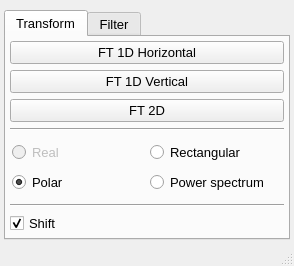
Old version of the form UIs/nSpectralAnalysis.ui in the repository NeutrinoToolkit/Neutrino.
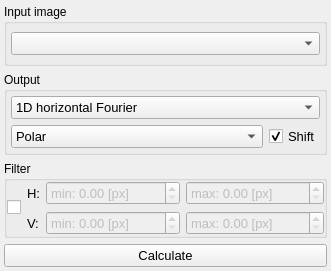
New version of the form.

Commit message: restyled spectral analysis ui

What changed in the file:
```diff
--- a/UIs/nSpectralAnalysis.ui
+++ b/UIs/nSpectralAnalysis.ui
@@ -6,8 +6,8 @@
    <rect>
     <x>0</x>
     <y>0</y>
-    <width>280</width>
-    <height>266</height>
+    <width>311</width>
+    <height>271</height>
    </rect>
   </property>
   <property name="windowTitle">
@@ -23,157 +23,130 @@
    <bool>true</bool>
   </property>
   <widget class="QWidget" name="centralwidget">
-   <layout class="QHBoxLayout" name="horizontalLayout_3">
-    <property name="leftMargin">
-     <number>4</number>
-    </property>
-    <property name="topMargin">
-     <number>10</number>
-    </property>
-    <property name="rightMargin">
-     <number>4</number>
-    </property>
-    <property name="bottomMargin">
-     <number>4</number>
-    </property>
-    <item>
-     <widget class="QTabWidget" name="tabWidget">
-      <property name="font">
-       <font>
-        <pointsize>10</pointsize>
-       </font>
-      </property>
-      <property name="currentIndex">
-       <number>0</number>
-      </property>
-      <widget class="QWidget" name="tab">
-       <attribute name="title">
-        <string>Transform</string>
-       </attribute>
        <layout class="QGridLayout" name="gridLayout_3">
         <property name="margin">
          <number>4</number>
         </property>
-        <item row="2" column="0">
-         <widget class="QPushButton" name="ft2d_button">
-          <property name="font">
-           <font>
-            <pointsize>10</pointsize>
-           </font>
-          </property>
-          <property name="text">
-           <string>FT 2D</string>
-          </property>
-         </widget>
-        </item>
+    <property name="topMargin">
+     <number>4</number>
+    </property>
+    <property name="rightMargin">
+     <number>4</number>
+    </property>
+    <property name="bottomMargin">
+     <number>4</number>
+    </property>
         <item row="0" column="0">
-         <widget class="QPushButton" name="ft1dh_button">
-          <property name="font">
-           <font>
-            <pointsize>10</pointsize>
-           </font>
-          </property>
-          <property name="text">
-           <string>FT 1D Horizontal</string>
-          </property>
-         </widget>
-        </item>
-        <item row="4" column="0">
-         <widget class="QWidget" name="radios_w" native="true">
-          <property name="font">
-           <font>
-            <pointsize>10</pointsize>
-           </font>
+     <widget class="QGroupBox" name="groupBox_4">
+      <property name="title">
+       <string>Input image</string>
           </property>
           <layout class="QGridLayout" name="gridLayout">
-           <property name="margin">
-            <number>2</number>
-           </property>
-           <item row="1" column="0">
-            <widget class="QRadioButton" name="ftoutput_real">
-             <property name="enabled">
-              <bool>false</bool>
-             </property>
-             <property name="font">
-              <font>
-               <pointsize>10</pointsize>
-              </font>
-             </property>
-             <property name="text">
-              <string>Real</string>
-             </property>
-            </widget>
-           </item>
-           <item row="1" column="1">
-            <widget class="QRadioButton" name="ftoutput_rectangular">
+       <property name="leftMargin">
+        <number>4</number>
+       </property>
+       <property name="topMargin">
+        <number>4</number>
+       </property>
+       <property name="rightMargin">
+        <number>4</number>
+       </property>
+       <property name="bottomMargin">
+        <number>4</number>
+       </property>
+       <item row="0" column="0">
+        <widget class="QComboBox" name="image">
              <property name="font">
               <font>
                <pointsize>10</pointsize>
               </font>
              </property>
-             <property name="text">
-              <string>Rectangular</string>
+         <property name="neutrinoImage" stdset="0">
+          <bool>true</bool>
              </property>
             </widget>
            </item>
-           <item row="2" column="0">
-            <widget class="QRadioButton" name="ftoutput_polar">
+      </layout>
+     </widget>
+    </item>
+    <item row="1" column="0">
+     <widget class="QGroupBox" name="groupBox_3">
+      <property name="title">
+       <string>Output</string>
+      </property>
+      <layout class="QGridLayout" name="gridLayout_4" columnstretch="1,0">
+       <property name="leftMargin">
+        <number>4</number>
+       </property>
+       <property name="topMargin">
+        <number>4</number>
+       </property>
+       <property name="rightMargin">
+        <number>4</number>
+       </property>
+       <property name="bottomMargin">
+        <number>4</number>
+       </property>
+       <item row="1" column="0">
+        <widget class="QComboBox" name="output_format">
              <property name="font">
               <font>
                <pointsize>10</pointsize>
               </font>
              </property>
+         <property name="neutrinoSave" stdset="0">
+          <bool>true</bool>
+         </property>
+         <item>
              <property name="text">
               <string>Polar</string>
              </property>
-             <property name="checked">
-              <bool>true</bool>
-             </property>
-            </widget>
-           </item>
-           <item row="2" column="1">
-            <widget class="QRadioButton" name="ftoutput_power">
-             <property name="enabled">
-              <bool>true</bool>
-             </property>
-             <property name="font">
-              <font>
-               <pointsize>10</pointsize>
-              </font>
-             </property>
+         </item>
+         <item>
+          <property name="text">
+           <string>Rectagular</string>
+          </property>
+         </item>
+         <item>
              <property name="text">
               <string>Power spectrum</string>
              </property>
-            </widget>
-           </item>
-          </layout>
-         </widget>
-        </item>
-        <item row="3" column="0">
-         <widget class="Line" name="line">
+         </item>
+         <item>
+          <property name="text">
+           <string>Log10 power spectrum</string>
+          </property>
+         </item>
+        </widget>
+       </item>
+       <item row="0" column="0" colspan="2">
+        <widget class="QComboBox" name="spectral_transform">
           <property name="font">
            <font>
             <pointsize>10</pointsize>
            </font>
           </property>
-          <property name="orientation">
-           <enum>Qt::Horizontal</enum>
-          </property>
-         </widget>
-        </item>
-        <item row="5" column="0">
-         <widget class="Line" name="line_2">
-          <property name="font">
-           <font>
-            <pointsize>10</pointsize>
-           </font>
+         <property name="neutrinoSave" stdset="0">
+          <bool>true</bool>
+         </property>
+         <item>
+          <property name="text">
+           <string>1D horizontal Fourier</string>
+          </property>
+         </item>
+         <item>
+          <property name="text">
+           <string>1D vertical Fourier</string>
           </property>
-          <property name="orientation">
-           <enum>Qt::Horizontal</enum>
+         </item>
+         <item>
+          <property name="text">
+           <string>2D Fourier</string>
           </property>
-         </widget>
-        </item>
-        <item row="6" column="0">
+         </item>
+        </widget>
+       </item>
+       <item row="1" column="1">
          <widget class="QCheckBox" name="doshift_cb">
           <property name="font">
            <font>
@@ -186,84 +159,103 @@
           <property name="checked">
            <bool>true</bool>
           </property>
-         </widget>
-        </item>
-        <item row="1" column="0">
-         <widget class="QPushButton" name="ft1dv_button">
+         <property name="neutrinoSave" stdset="0">
+          <bool>true</bool>
+         </property>
+        </widget>
+       </item>
+      </layout>
+     </widget>
+    </item>
+    <item row="3" column="0">
+     <widget class="QPushButton" name="calculate">
           <property name="font">
            <font>
             <pointsize>10</pointsize>
            </font>
           </property>
           <property name="text">
-           <string>FT 1D Vertical</string>
+       <string>Calculate</string>
           </property>
          </widget>
         </item>
-       </layout>
-      </widget>
-      <widget class="QWidget" name="tab_2">
-       <attribute name="title">
+    <item row="2" column="0">
+     <widget class="QGroupBox" name="groupBox_5">
+      <property name="title">
         <string>Filter</string>
-       </attribute>
-       <layout class="QVBoxLayout" name="verticalLayout">
-        <property name="margin">
+      </property>
+      <layout class="QGridLayout" name="gridLayout_2" columnstretch="0,0,1,1">
+       <property name="leftMargin">
          <number>0</number>
         </property>
-        <item>
-         <widget class="QGroupBox" name="groupBox">
-          <property name="title">
-           <string>Horizontal</string>
-          </property>
-          <layout class="QHBoxLayout" name="horizontalLayout">
-           <property name="margin">
+       <property name="topMargin">
+        <number>0</number>
+       </property>
+       <property name="rightMargin">
             <number>0</number>
            </property>
-           <item>
-            <widget class="QLabel" name="label">
+       <property name="bottomMargin">
+        <number>0</number>
+       </property>
+       <item row="0" column="0" rowspan="2">
+        <widget class="QCheckBox" name="useFilter">
+         <property name="text">
+          <string/>
+         </property>
+         <property name="neutrinoSave" stdset="0">
+          <bool>false</bool>
+         </property>
+        </widget>
+       </item>
+       <item row="0" column="1">
+        <widget class="QLabel" name="label_9">
              <property name="font">
               <font>
                <pointsize>10</pointsize>
               </font>
              </property>
              <property name="text">
-              <string>min</string>
-             </property>
-             <property name="alignment">
-              <set>Qt::AlignRight|Qt::AlignTrailing|Qt::AlignVCenter</set>
+          <string>H:</string>
              </property>
             </widget>
            </item>
-           <item>
+       <item row="0" column="2">
             <widget class="QDoubleSpinBox" name="filterMinX">
-             <property name="suffix">
-              <string> [px]</string>
-             </property>
-             <property name="maximum">
-              <double>99999.990000000005239</double>
-             </property>
-             <property name="neutrinoSave" stdset="0">
+         <property name="enabled">
               <bool>false</bool>
              </property>
-            </widget>
-           </item>
-           <item>
-            <widget class="QLabel" name="label_2">
              <property name="font">
               <font>
                <pointsize>10</pointsize>
               </font>
              </property>
-             <property name="text">
-              <string>max</string>
-             </property>
-             <property name="alignment">
-              <set>Qt::AlignRight|Qt::AlignTrailing|Qt::AlignVCenter</set>
+         <property name="prefix">
+          <string>min: </string>
+         </property>
+         <property name="suffix">
+          <string> [px]</string>
+         </property>
+         <property name="maximum">
+          <double>99999.990000000005239</double>
+         </property>
+         <property name="neutrinoSave" stdset="0">
+          <bool>true</bool>
              </property>
             </widget>
            </item>
-           <item>
+       <item row="0" column="3">
             <widget class="QDoubleSpinBox" name="filterMaxX">
+         <property name="enabled">
+          <bool>false</bool>
+         </property>
+         <property name="font">
+          <font>
+           <pointsize>10</pointsize>
+          </font>
+         </property>
+         <property name="prefix">
+          <string>max: </string>
+         </property>
              <property name="suffix">
               <string> [px]</string>
              </property>
@@ -275,106 +267,137 @@
              </property>
             </widget>
            </item>
-          </layout>
-         </widget>
-        </item>
-        <item>
-         <widget class="QGroupBox" name="groupBox_2">
-          <property name="title">
-           <string>Vertical</string>
-          </property>
-          <layout class="QHBoxLayout" name="horizontalLayout_2">
-           <property name="margin">
-            <number>0</number>
-           </property>
-           <item>
-            <widget class="QLabel" name="label_3">
+       <item row="1" column="1">
+        <widget class="QLabel" name="label_10">
              <property name="font">
               <font>
                <pointsize>10</pointsize>
               </font>
              </property>
              <property name="text">
-              <string>min</string>
-             </property>
-             <property name="alignment">
-              <set>Qt::AlignRight|Qt::AlignTrailing|Qt::AlignVCenter</set>
+          <string>V:</string>
              </property>
             </widget>
            </item>
-           <item>
+       <item row="1" column="2">
             <widget class="QDoubleSpinBox" name="filterMinY">
-             <property name="suffix">
-              <string> [px]</string>
-             </property>
-             <property name="maximum">
-              <double>99999.990000000005239</double>
-             </property>
-             <property name="neutrinoSave" stdset="0">
+         <property name="enabled">
               <bool>false</bool>
              </property>
-            </widget>
-           </item>
-           <item>
-            <widget class="QLabel" name="label_4">
              <property name="font">
               <font>
                <pointsize>10</pointsize>
               </font>
              </property>
-             <property name="text">
-              <string>max</string>
-             </property>
-             <property name="alignment">
-              <set>Qt::AlignRight|Qt::AlignTrailing|Qt::AlignVCenter</set>
+         <property name="prefix">
+          <string>min: </string>
+         </property>
+         <property name="suffix">
+          <string> [px]</string>
+         </property>
+         <property name="maximum">
+          <double>99999.990000000005239</double>
+         </property>
+         <property name="neutrinoSave" stdset="0">
+          <bool>true</bool>
              </property>
             </widget>
            </item>
-           <item>
+       <item row="1" column="3">
             <widget class="QDoubleSpinBox" name="filterMaxY">
-             <property name="suffix">
-              <string> [px]</string>
-             </property>
-             <property name="maximum">
-              <double>99999.990000000005239</double>
-             </property>
-             <property name="neutrinoSave" stdset="0">
+         <property name="enabled">
               <bool>false</bool>
              </property>
-            </widget>
-           </item>
-          </layout>
-         </widget>
-        </item>
-        <item>
-         <spacer name="verticalSpacer">
-          <property name="orientation">
-           <enum>Qt::Vertical</enum>
-          </property>
-          <property name="sizeHint" stdset="0">
-           <size>
-            <width>20</width>
-            <height>93</height>
-           </size>
-          </property>
-         </spacer>
-        </item>
-       </layout>
-      </widget>
-     </widget>
-    </item>
-   </layout>
-  </widget>
-  <widget class="QStatusBar" name="statusbar">
    <property name="font">
     <font>
      <pointsize>10</pointsize>
     </font>
    </property>
-  </widget>
- </widget>
- <resources>
-  <include location="../resources/neutrino.qrc"/>
- </resources>
- <connections/>
+         <property name="prefix">
+          <string>max: </string>
+         </property>
+         <property name="suffix">
+          <string> [px]</string>
+         </property>
+         <property name="maximum">
+          <double>99999.990000000005239</double>
+         </property>
+         <property name="neutrinoSave" stdset="0">
+          <bool>true</bool>
+         </property>
+        </widget>
+       </item>
+      </layout>
+     </widget>
+    </item>
+   </layout>
+  </widget>
+ </widget>
+ <resources/>
+ <connections>
+  <connection>
+   <sender>useFilter</sender>
+   <signal>toggled(bool)</signal>
+   <receiver>filterMaxX</receiver>
+   <slot>setEnabled(bool)</slot>
+   <hints>
+    <hint type="sourcelabel">
+     <x>18</x>
+     <y>192</y>
+    </hint>
+    <hint type="destinationlabel">
+     <x>240</x>
+     <y>175</y>
+    </hint>
+   </hints>
+  </connection>
+  <connection>
+   <sender>useFilter</sender>
+   <signal>toggled(bool)</signal>
+   <receiver>filterMaxY</receiver>
+   <slot>setEnabled(bool)</slot>
+   <hints>
+    <hint type="sourcelabel">
+     <x>18</x>
+     <y>192</y>
+    </hint>
+    <hint type="destinationlabel">
+     <x>240</x>
+     <y>209</y>
+    </hint>
+   </hints>
+  </connection>
+  <connection>
+   <sender>useFilter</sender>
+   <signal>toggled(bool)</signal>
+   <receiver>filterMinX</receiver>
+   <slot>setEnabled(bool)</slot>
+   <hints>
+    <hint type="sourcelabel">
+     <x>18</x>
+     <y>192</y>
+    </hint>
+    <hint type="destinationlabel">
+     <x>108</x>
+     <y>175</y>
+    </hint>
+   </hints>
+  </connection>
+  <connection>
+   <sender>useFilter</sender>
+   <signal>toggled(bool)</signal>
+   <receiver>filterMinY</receiver>
+   <slot>setEnabled(bool)</slot>
+   <hints>
+    <hint type="sourcelabel">
+     <x>18</x>
+     <y>192</y>
+    </hint>
+    <hint type="destinationlabel">
+     <x>108</x>
+     <y>209</y>
+    </hint>
+   </hints>
+  </connection>
+ </connections>
 </ui>
```
Left out of the diff: 4 changed lines with no effect on the pictures. Lines whose indentation alone changed are shown as unchanged. The commit also changes 22 other files.
